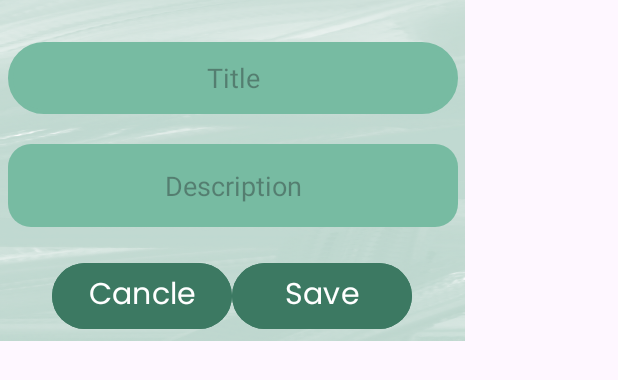
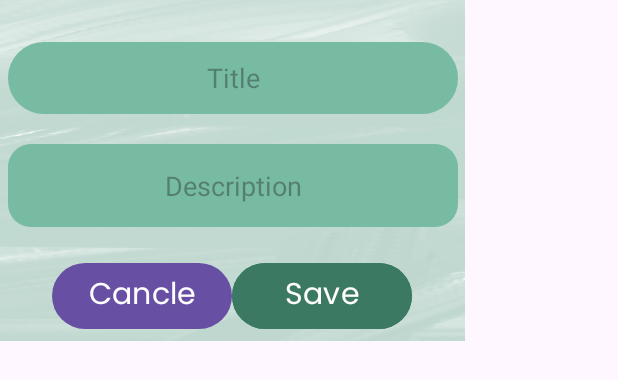
Before and after one commit to Farooq1818/ForthApp-2, an Android app: the layout update_notes_pop.xml on its own in the app's theme, with its tools: preview values and no code run, on a phone screen of 412 x 824 dp. Shown: the top 380 px of the screen. Run offline under Robolectric (Android 15) with nearby library versions, the phone set to English and light mode, and no system bars; Roboto replaces fonts that are not available here.

Commit message:
change color of button

```diff
--- a/app/src/main/res/layout/update_notes_pop.xml
+++ b/app/src/main/res/layout/update_notes_pop.xml
@@ -55,7 +55,6 @@
             android:layout_height="52sp"
             android:layout_gravity="start"
             android:layout_marginStart="2sp"
-            android:backgroundTint="#3C7962"
             android:fontFamily="@font/poppins"
             android:text="@string/cancle"
             android:textSize="20sp"
```
